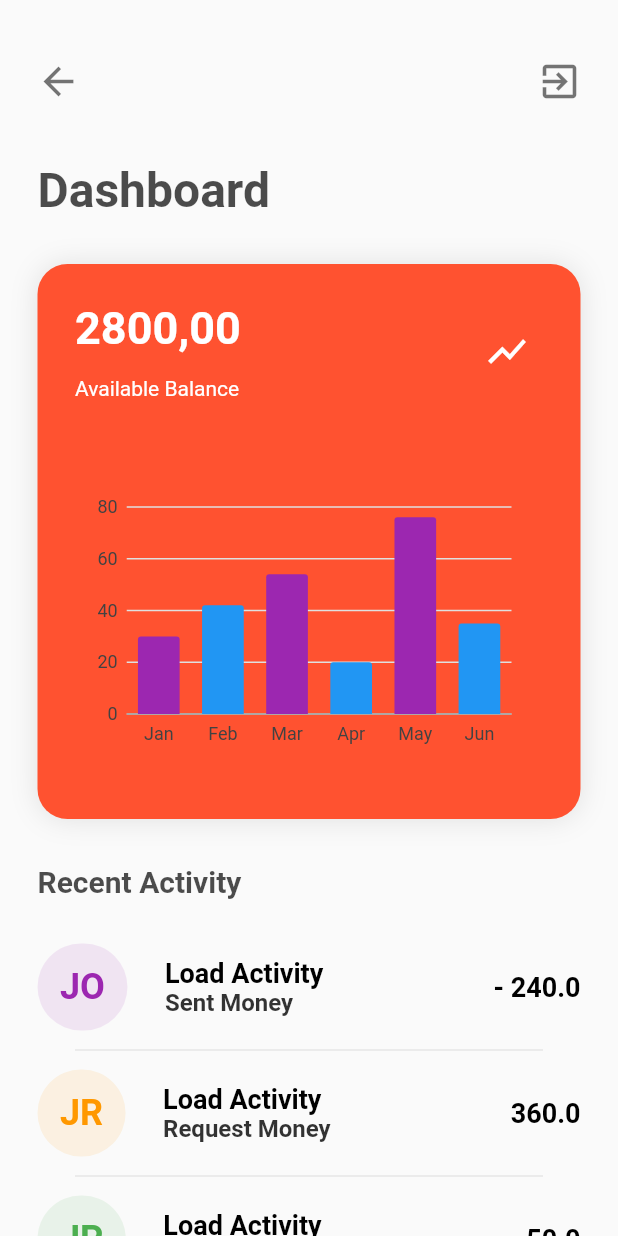
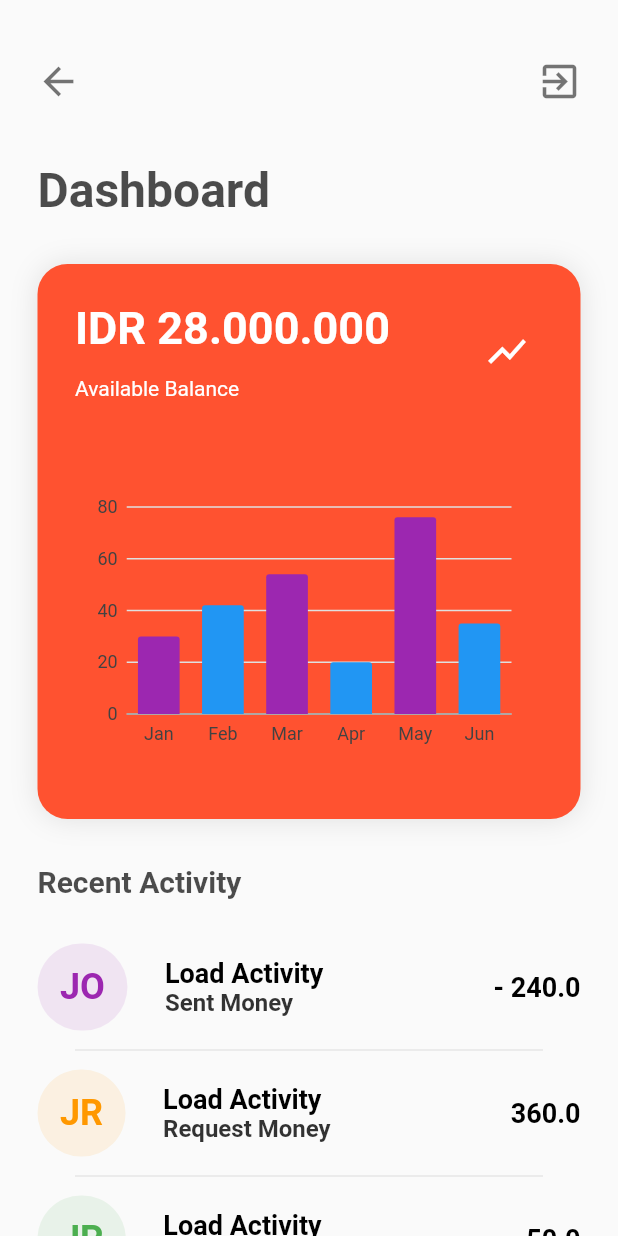
Before and after one commit to icadpratama/money_management, a Flutter app: the DashboardPage screen opened directly, on a phone screen of 412 x 824 dp. Run offline on Flutter 3.47's test engine with Material 2 defaults, Android fonts, the phone set to English and light mode, and no system bars; our stand-ins replace charts_flutter, flutter_screenutil.

Commit message:
Update dashboard.dart
Change USD into IDR

```diff
--- a/lib/dashboard.dart
+++ b/lib/dashboard.dart
@@ -112,7 +112,7 @@ class _DashboardPageState extends State<DashboardPage> {
                               mainAxisSize: MainAxisSize.min,
                               children: <Widget>[
                                 Text(
-                                  "2800,00",
+                                  "IDR 28.000.000",
                                   style: TextStyle(
                                       color: Colors.white,
                                       fontSize: 30.0,
```
